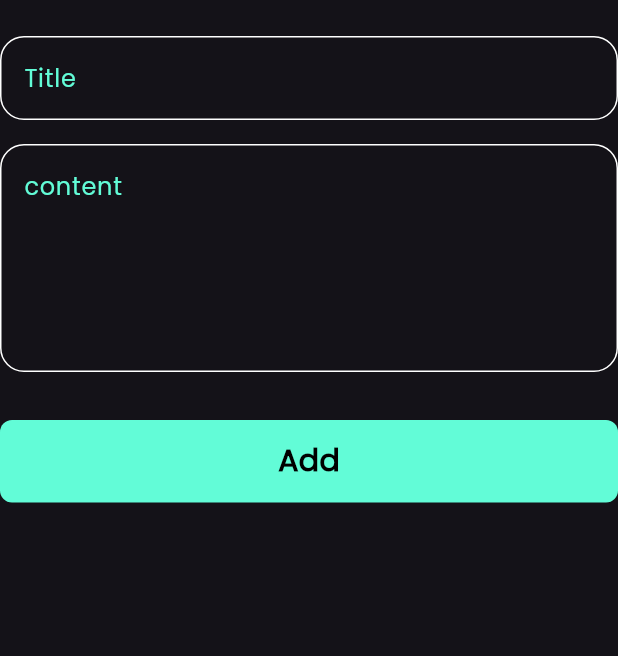
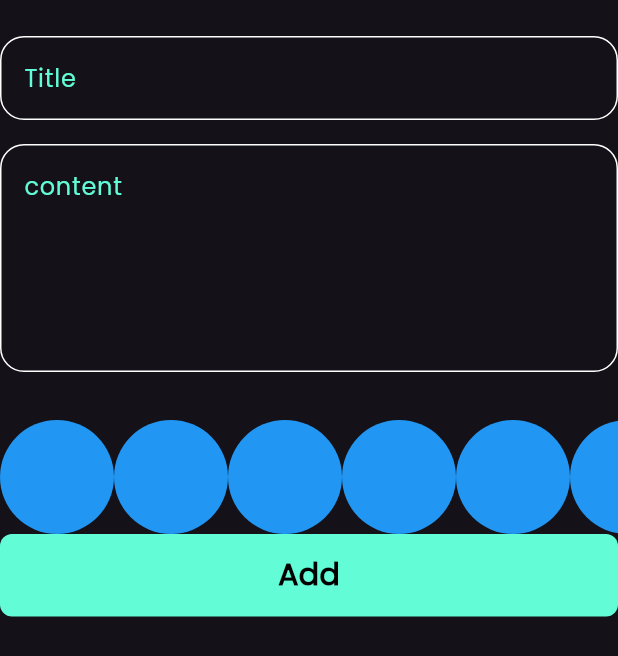
Before and after one commit to lobnanady2002/notes_app, a Flutter app: the AddNotesForm widget shown alone on an empty page, opened directly, on a phone screen of 412 x 824 dp. Shown: the top 656 px of the screen. Run offline on Flutter 3.47's test engine with Material 3 defaults, Android fonts, the phone set to English and light mode, and no system bars; our stand-ins replace bloc, flutter_bloc, font_awesome_flutter, hive, hive_flutter; accounts and stored records are empty.

Commit message:
create colors list view part one

```diff
--- a/lib/widgets/add_note_form.dart
+++ b/lib/widgets/add_note_form.dart
@@ -3,6 +3,7 @@ import 'package:flutter_bloc/flutter_bloc.dart';
 import 'package:intl/intl.dart';
 import 'package:notes_app/cubits/add_notes_cuibt/add_notes_cubit.dart';
 import 'package:notes_app/models/note_model.dart';
+import 'package:notes_app/widgets/colors_list_view.dart';
 
 import 'custom_button.dart';
 import 'custom_text_field.dart';
@@ -52,6 +53,7 @@ class _AddNotesFormState extends State<AddNotesForm> {
           SizedBox(
             height: 32,
           ),
+          ColorsListView(),
           BlocBuilder<AddNotesCubit, AddNotesState>(
             builder: (context, state) {
               return CustomButton(
--- /dev/null
+++ b/lib/widgets/colors_list_view.dart
@@ -0,0 +1,31 @@
+import 'package:flutter/material.dart';
+
+class ColorsListView extends StatelessWidget {
+  const ColorsListView({super.key});
+
+  @override
+  Widget build(BuildContext context) {
+    return SizedBox(
+      height: 38 * 2,
+      child: ListView.builder(
+        itemCount: 10,
+          scrollDirection: Axis.horizontal,
+          itemBuilder: (context,index){
+            return ColorItem();
+      }
+      ),
+    );
+  }
+}
+
+
+class ColorItem extends StatelessWidget {
+  const ColorItem({super.key});
+  @override
+  Widget build(BuildContext context) {
+    return  CircleAvatar(
+      radius: 38,
+      backgroundColor: Colors.blue,
+    );
+  }
+}
--- a/lib/widgets/edit_view_body.dart
+++ b/lib/widgets/edit_view_body.dart
@@ -43,7 +43,7 @@ class _EditViewBodyState extends State<EditViewBody> {
               title=value;
 
             },
-              hint: 'Title'),
+              hint: widget.note.title),
           SizedBox(
             height: 16,
           ),
@@ -52,7 +52,8 @@ class _EditViewBodyState extends State<EditViewBody> {
               content=value;
             },
 
-            hint: 'Content',maxLine: 5,),
+            hint: widget.note.subTitle
+            ,maxLine: 5,),
         ],
       ),
     );
```
